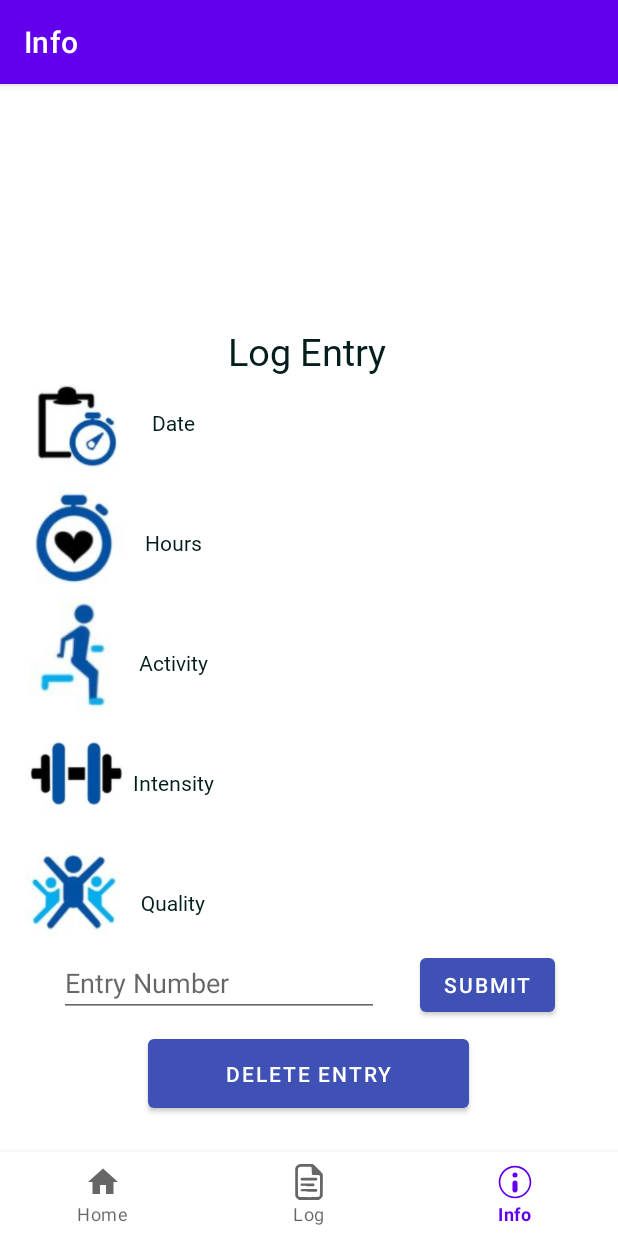
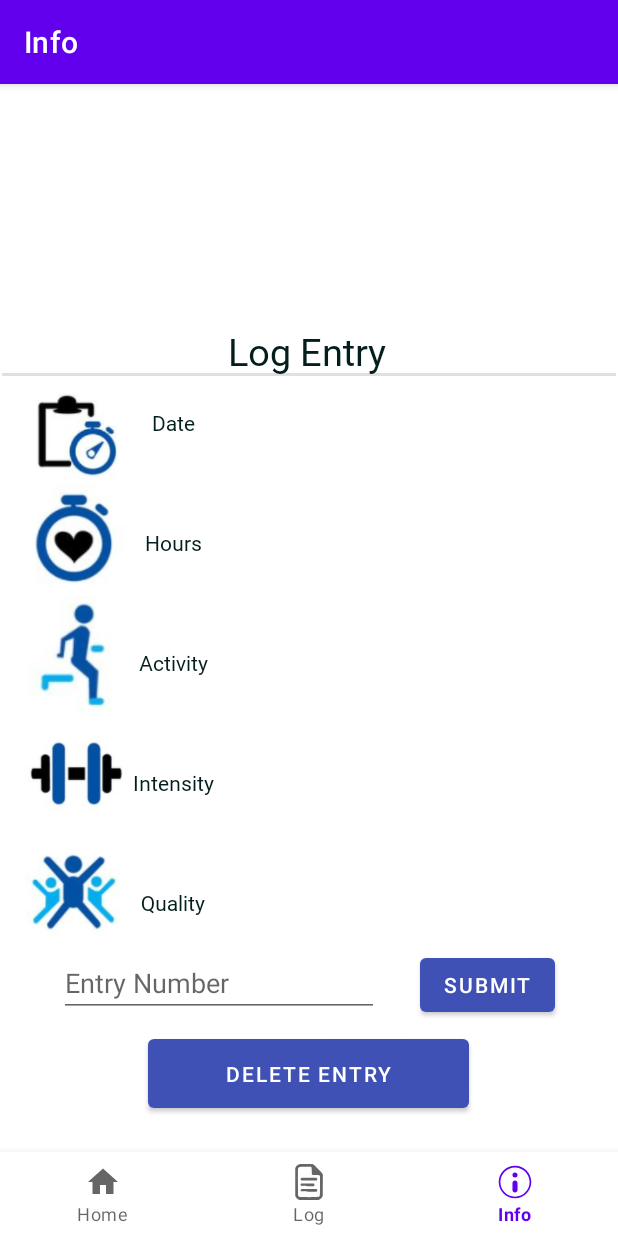
Before and after one commit to glstrachan/health-app, an Android app: the InfoFragment screen opened through its navigation route, on a phone screen of 412 x 824 dp. Run offline under Robolectric (Android 15) with nearby library versions, the phone set to English and light mode, and no system bars; our stand-ins replace navigation-ui.

Commit message:
Signed-off-by: MirandaNM <mir.mayor@gmail.com>

```diff
--- a/project/app/src/main/res/layout/fragment_info.xml
+++ b/project/app/src/main/res/layout/fragment_info.xml
@@ -7,6 +7,17 @@
     android:layout_width="match_parent"
     android:layout_height="match_parent"
     android:paddingTop="?attr/actionBarSize">
+
+    <View
+        android:id="@+id/divider"
+        android:layout_width="409dp"
+        android:layout_height="2dp"
+        android:background="?android:attr/listDivider"
+        app:layout_constraintBottom_toBottomOf="parent"
+        app:layout_constraintEnd_toEndOf="parent"
+        app:layout_constraintStart_toStartOf="parent"
+        app:layout_constraintTop_toTopOf="parent"
+        app:layout_constraintVertical_bias="0.105" />
 
     <ImageView
         android:id="@+id/imageView11"
@@ -23,14 +34,14 @@
     <ImageView
         android:id="@+id/imageView15"
         android:layout_width="70dp"
-        android:layout_height="79dp"
+        android:layout_height="70dp"
         android:src="@drawable/date"
         app:layout_constraintBottom_toBottomOf="parent"
         app:layout_constraintEnd_toEndOf="parent"
         app:layout_constraintHorizontal_bias="0.046"
         app:layout_constraintStart_toStartOf="parent"
         app:layout_constraintTop_toTopOf="parent"
-        app:layout_constraintVertical_bias="0.111" />
+        app:layout_constraintVertical_bias="0.130" />
 
     <ImageView
         android:id="@+id/imageView20"
```
